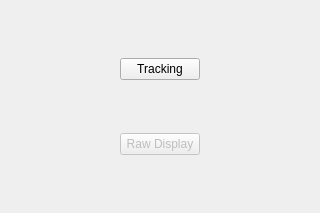
First picture: the form in cbcui/ui/VisionSelect.ui, repository kipr/cbc, before the edit.
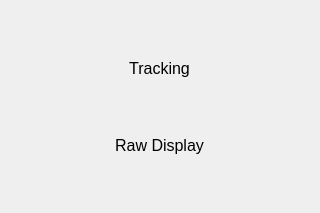
Second picture: the form after the edit. Icons and pictures are not drawn.

```diff
--- a/cbcui/ui/VisionSelect.ui
+++ b/cbcui/ui/VisionSelect.ui
@@ -13,13 +13,13 @@
   <property name="windowTitle">
    <string>Form</string>
   </property>
-  <layout class="QHBoxLayout" name="horizontalLayout">
+  <layout class="QHBoxLayout" >
    <item>
-    <spacer name="horizontalSpacer">
-     <property name="orientation">
+    <spacer>
+     <property name="orientation" >
       <enum>Qt::Horizontal</enum>
      </property>
-     <property name="sizeHint" stdset="0">
+     <property name="sizeHint" >
       <size>
        <width>102</width>
        <height>20</height>
@@ -28,13 +28,13 @@
     </spacer>
    </item>
    <item>
-    <layout class="QVBoxLayout" name="verticalLayout">
+    <layout class="QVBoxLayout" >
      <item>
-      <spacer name="verticalSpacer">
-       <property name="orientation">
+      <spacer>
+       <property name="orientation" >
         <enum>Qt::Vertical</enum>
        </property>
-       <property name="sizeHint" stdset="0">
+       <property name="sizeHint" >
         <size>
          <width>20</width>
          <height>13</height>
@@ -43,18 +43,44 @@
       </spacer>
      </item>
      <item>
-      <widget class="QPushButton" name="ui_trackingButton">
-       <property name="text">
+      <widget class="QPushButton" name="ui_trackingButton" >
+       <property name="minimumSize" >
+        <size>
+         <width>95</width>
+         <height>30</height>
+        </size>
+       </property>
+       <property name="maximumSize" >
+        <size>
+         <width>95</width>
+         <height>30</height>
+        </size>
+       </property>
+       <property name="styleSheet" >
+        <string>QPushButton{
+border:0px;
+background-image:url(:/actions/rivet95x30L.png);
+color:black;
+font-size:12pt;
+}
+QPushButton:pressed{
+border:0px;
+background-image:url(:/actions/rivet95x30D.png);
+color:white;
+font-size:12pt;
+}</string>
+       </property>
+       <property name="text" >
         <string>Tracking</string>
        </property>
       </widget>
      </item>
      <item>
-      <spacer name="verticalSpacer_2">
-       <property name="orientation">
+      <spacer>
+       <property name="orientation" >
         <enum>Qt::Vertical</enum>
        </property>
-       <property name="sizeHint" stdset="0">
+       <property name="sizeHint" >
         <size>
          <width>20</width>
          <height>13</height>
@@ -63,21 +89,47 @@
       </spacer>
      </item>
      <item>
-      <widget class="QPushButton" name="ui_rawDisplayButton">
-       <property name="enabled">
+      <widget class="QPushButton" name="ui_rawDisplayButton" >
+       <property name="enabled" >
         <bool>false</bool>
        </property>
-       <property name="text">
+       <property name="minimumSize" >
+        <size>
+         <width>95</width>
+         <height>30</height>
+        </size>
+       </property>
+       <property name="maximumSize" >
+        <size>
+         <width>95</width>
+         <height>30</height>
+        </size>
+       </property>
+       <property name="styleSheet" >
+        <string>QPushButton{
+border:0px;
+background-image:url(:/actions/rivet95x30L.png);
+color:black;
+font-size:12pt;
+}
+QPushButton:pressed{
+border:0px;
+background-image:url(:/actions/rivet95x30D.png);
+color:white;
+font-size:12pt;
+}</string>
+       </property>
+       <property name="text" >
         <string>Raw Display</string>
        </property>
       </widget>
      </item>
      <item>
-      <spacer name="verticalSpacer_3">
-       <property name="orientation">
+      <spacer>
+       <property name="orientation" >
         <enum>Qt::Vertical</enum>
        </property>
-       <property name="sizeHint" stdset="0">
+       <property name="sizeHint" >
         <size>
          <width>20</width>
          <height>13</height>
@@ -88,11 +140,11 @@
     </layout>
    </item>
    <item>
-    <spacer name="horizontalSpacer_2">
-     <property name="orientation">
+    <spacer>
+     <property name="orientation" >
       <enum>Qt::Horizontal</enum>
      </property>
-     <property name="sizeHint" stdset="0">
+     <property name="sizeHint" >
       <size>
        <width>102</width>
        <height>20</height>
```
Left out of the diff: 9 changed lines with no effect on the pictures.
